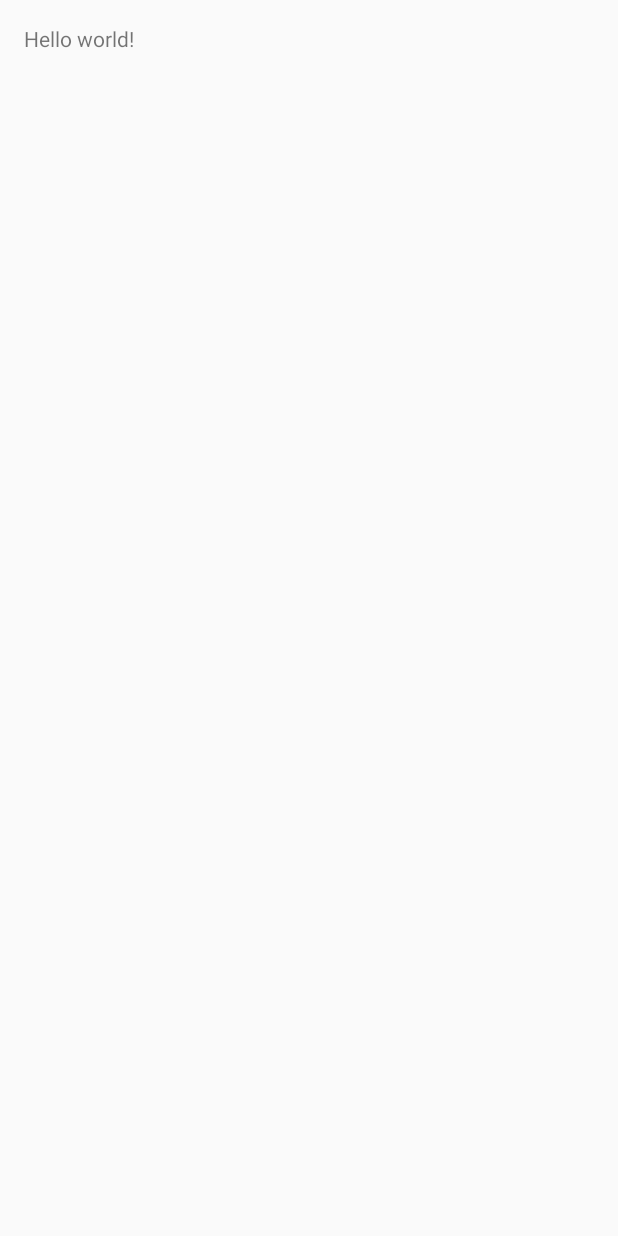
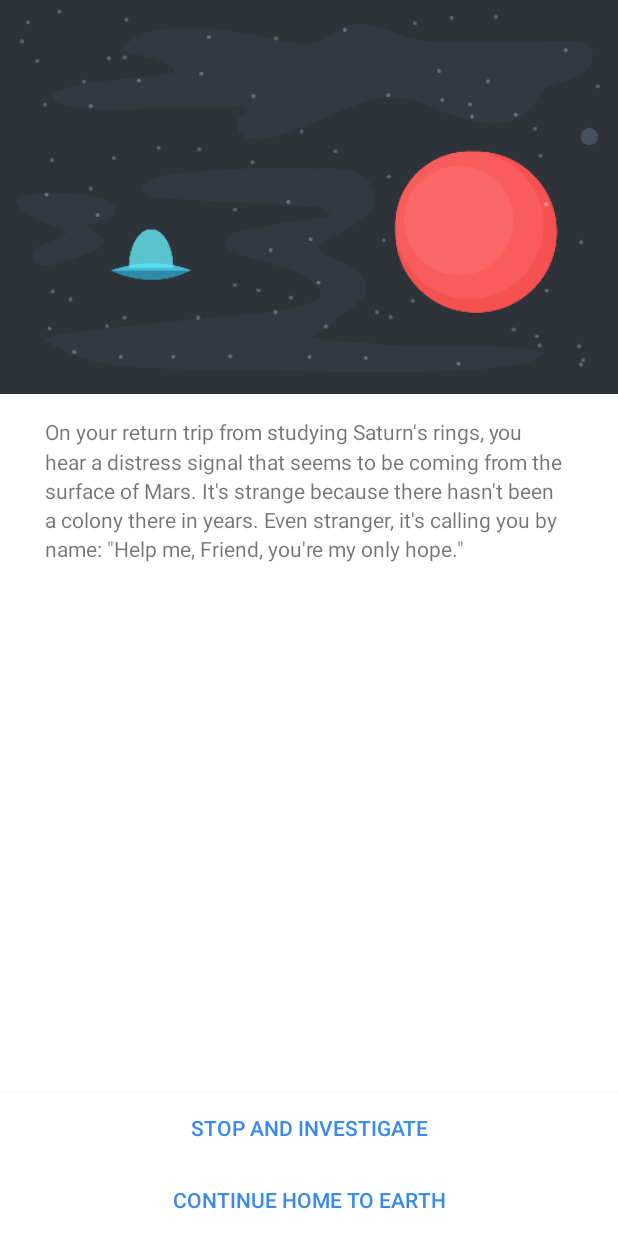
Before and after one commit to chr92/InteractiveStory, an Android app: the StoryActivity screen opened directly, with no data from a screen before it, on a phone screen of 412 x 824 dp. Before the commit the screen is almost empty. Run offline under Robolectric (Android 15) with nearby library versions, the phone set to English and light mode, and no system bars.

Commit message:
Finished button setup and finish logic

```diff
--- /dev/null
+++ b/app/src/main/java/net/chendriksen/interactivestory/Model/Choice.java
@@ -0,0 +1,30 @@
+package net.chendriksen.interactivestory.Model;
+
+/**
+ * Created by chendriksen on 25/12/14.
+ */
+public class Choice {
+    private String mText;
+    private int mNextPage;
+
+    public Choice(String text, int nextPage) {
+        mText = text;
+        mNextPage = nextPage;
+    }
+
+    public String getText() {
+        return mText;
+    }
+
+    public void setText(String text) {
+        mText = text;
+    }
+
+    public int getNextPage() {
+        return mNextPage;
+    }
+
+    public void setNextPage(int nextPage) {
+        mNextPage = nextPage;
+    }
+}
--- /dev/null
+++ b/app/src/main/java/net/chendriksen/interactivestory/Model/Page.java
@@ -0,0 +1,68 @@
+package net.chendriksen.interactivestory.Model;
+
+/**
+ * Created by chendriksen on 25/12/14.
+ */
+public class Page {
+    private int mImageId;
+    private String mText;
+    private Choice mChoice1;
+    private Choice mChoice2;
+    private boolean mIsFinal = false;
+
+    public Page(int imageId, String text, Choice choice1, Choice choice2) {
+        mImageId = imageId;
+        mText = text;
+        mChoice1 = choice1;
+        mChoice2 = choice2;
+    }
+
+    public boolean isFinal() {
+        return mIsFinal;
+    }
+
+    public void setFinal(boolean isFinal) {
+        mIsFinal = isFinal;
+    }
+
+    public Page(int imageId, String text){
+        mImageId = imageId;
+        mText = text;
+        mChoice1 = null;
+        mChoice2 = null;
+        mIsFinal = true;
+
+    }
+
+    public int getImageId() {
+        return mImageId;
+    }
+
+    public void setImageId(int imageId) {
+        mImageId = imageId;
+    }
+
+    public String getText() {
+        return mText;
+    }
+
+    public void setText(String text) {
+        mText = text;
+    }
+
+    public Choice getChoice1() {
+        return mChoice1;
+    }
+
+    public void setChoice1(Choice choice1) {
+        mChoice1 = choice1;
+    }
+
+    public Choice getChoice2() {
+        return mChoice2;
+    }
+
+    public void setChoice2(Choice choice2) {
+        mChoice2 = choice2;
+    }
+}
--- /dev/null
+++ b/app/src/main/java/net/chendriksen/interactivestory/Model/Story.java
@@ -0,0 +1,56 @@
+package net.chendriksen.interactivestory.Model;
+
+import net.chendriksen.interactivestory.R;
+
+/**
+ * Created by chendriksen on 25/12/14.
+ */
+public class Story {
+    private Page[] mPages;
+
+    public Story() {
+        mPages = new Page[7];
+
+        mPages[0] = new Page(
+                R.drawable.page0,
+                "On your return trip from studying Saturn's rings, you hear a distress signal that seems to be coming from the surface of Mars. It's strange because there hasn't been a colony there in years. Even stranger, it's calling you by name: \"Help me, %1$s, you're my only hope.\"",
+                new Choice("Stop and investigate", 1),
+                new Choice("Continue home to Earth", 2));
+
+        mPages[1] = new Page(
+                R.drawable.page1,
+                "You deftly land your ship near where the distress signal originated. You didn't notice anything strange on your fly-by, but there is a cave in front of you. Behind you is an abandoned rover from the early 21st century.",
+                new Choice("Explore the cave", 3),
+                new Choice("Explore the rover", 4));
+
+        mPages[2] = new Page(
+                R.drawable.page2,
+                "You continue your course to Earth. Two days later, you receive a transmission from HQ saying that they have detected some sort of anomaly on the surface of Mars near an abandoned rover. They ask you to investigate, but ultimately the decision is yours because your mission has already run much longer than planned and supplies are low.",
+                new Choice("Head back to Mars to investigate", 4),
+                new Choice("Continue home to Earth", 6));
+
+        mPages[3] = new Page(
+                R.drawable.page3,
+                "Your EVA suit is equipped with a headlamp, which you use to navigate the cave. After searching for a while your oxygen levels are starting to get pretty low. You know you should go refill your tank, but there's a very faint light up ahead.",
+                new Choice("Refill at ship and explore the rover", 4),
+                new Choice("Continue towards the faint light", 5));
+
+        mPages[4] = new Page(
+                R.drawable.page4,
+                "The rover is covered in dust and most of the solar panels are broken. But you are quite surprised to see the on-board system booted up and running. In fact, there is a message on the screen: \"%1$s, come to 28.543436, -81.369031.\" Those coordinates aren't far, but you don't know if your oxygen will last there and back.",
+                new Choice("Explore the coordinates", 5),
+                new Choice("Return to Earth", 6));
+
+        mPages[5] = new Page(
+                R.drawable.page5,
+                "After a long walk slightly uphill, you end up at the top of a small crater. You look around, and are overjoyed to see your favorite android, %1$s-S1124. It had been lost on a previous mission to Mars! You take it back to your ship and fly back to Earth.");
+
+        mPages[6] = new Page(
+                R.drawable.page6,
+                "You arrive home on Earth. While your mission was a success, you forever wonder what was sending that signal. Perhaps a future mission will be able to investigate...");
+    }
+
+    public Page getPage(int pageNumber){
+        return mPages[pageNumber];
+    }
+}
--- a/app/src/main/java/net/chendriksen/interactivestory/StoryActivity.java
+++ /dev/null
@@ -1,39 +0,0 @@
-package net.chendriksen.interactivestory;
-
-import android.support.v7.app.ActionBarActivity;
-import android.os.Bundle;
-import android.view.Menu;
-import android.view.MenuItem;
-
-
-public class StoryActivity extends ActionBarActivity {
-
-    @Override
-    protected void onCreate(Bundle savedInstanceState) {
-        super.onCreate(savedInstanceState);
-        setContentView(R.layout.activity_story);
-    }
-
-
-    @Override
-    public boolean onCreateOptionsMenu(Menu menu) {
-        // Inflate the menu; this adds items to the action bar if it is present.
-        getMenuInflater().inflate(R.menu.menu_story, menu);
-        return true;
-    }
-
-    @Override
-    public boolean onOptionsItemSelected(MenuItem item) {
-        // Handle action bar item clicks here. The action bar will
-        // automatically handle clicks on the Home/Up button, so long
-        // as you specify a parent activity in AndroidManifest.xml.
-        int id = item.getItemId();
-
-        //noinspection SimplifiableIfStatement
-        if (id == R.id.action_settings) {
-            return true;
-        }
-
-        return super.onOptionsItemSelected(item);
-    }
-}
--- a/app/src/main/java/net/chendriksen/interactivestory/MainActivity.java
+++ b/app/src/main/java/net/chendriksen/interactivestory/UI/MainActivity.java
@@ -1,21 +1,19 @@
-package net.chendriksen.interactivestory;
+package net.chendriksen.interactivestory.UI;
 
 import android.content.Intent;
 import android.support.v7.app.ActionBarActivity;
 import android.os.Bundle;
-import android.view.Menu;
-import android.view.MenuItem;
 import android.view.View;
 import android.widget.Button;
 import android.widget.EditText;
-import android.widget.Toast;
+
+import net.chendriksen.interactivestory.R;
 
 
 public class MainActivity extends ActionBarActivity {
 
     private EditText mNameField;
     private Button mStartButton;
-
 
     @Override
     protected void onCreate(Bundle savedInstanceState) {
@@ -29,14 +27,20 @@ public class MainActivity extends ActionBarActivity {
             @Override
             public void onClick(View v) {
                 String name = mNameField.getText().toString();
-                startStory();
+                startStory(name);
             }
         });
     }
 
-    private void startStory() {
+    private void startStory(String name) {
         Intent intent = new Intent(this, StoryActivity.class);
+        intent.putExtra(getString(R.string.key_name), name);
         startActivity(intent);
     }
 
+    @Override
+    protected void onResume() {
+        super.onResume();
+        mNameField.setText("");
+    }
 }
--- /dev/null
+++ b/app/src/main/java/net/chendriksen/interactivestory/UI/StoryActivity.java
@@ -0,0 +1,94 @@
+package net.chendriksen.interactivestory.UI;
+
+import android.content.Intent;
+import android.graphics.drawable.Drawable;
+import android.support.v7.app.ActionBarActivity;
+import android.os.Bundle;
+import android.util.Log;
+import android.view.View;
+import android.widget.Button;
+import android.widget.ImageView;
+import android.widget.TextView;
+
+import net.chendriksen.interactivestory.Model.Page;
+import net.chendriksen.interactivestory.Model.Story;
+import net.chendriksen.interactivestory.R;
+
+
+public class StoryActivity extends ActionBarActivity {
+
+    public static final String TAG = StoryActivity.class.getSimpleName();
+
+    private Story mStory = new Story();
+    private ImageView mImageView;
+    private TextView mTextView;
+    private Button mChoice1;
+    private Button mChoice2;
+    private String mName;
+    private Page mCurrentPage;
+
+    @Override
+    protected void onCreate(Bundle savedInstanceState) {
+        super.onCreate(savedInstanceState);
+        setContentView(R.layout.activity_story);
+
+        Intent intent = getIntent();
+        mName = intent.getStringExtra(getString(R.string.key_name));
+
+        if (mName == null) {
+            mName = "Friend";
+        }
+
+        Log.d(TAG, mName);
+
+        mImageView = (ImageView)findViewById(R.id.storyImageView);
+        mTextView = (TextView)findViewById(R.id.storyTextView);
+        mChoice1 = (Button)findViewById(R.id.choiceButton1);
+        mChoice2 = (Button)findViewById(R.id.choiceButton2);
+
+        loadPage(0);
+    }
+
+    private void loadPage(int choice) {
+        mCurrentPage = mStory.getPage(choice);
+
+        Drawable drawable = getResources().getDrawable(mCurrentPage.getImageId());
+        mImageView.setImageDrawable(drawable);
+
+        String pageText = mCurrentPage.getText();
+        pageText = String.format(pageText, mName);
+        mTextView.setText(pageText);
+
+       if (mCurrentPage.isFinal()) {
+          mChoice1.setVisibility(View.INVISIBLE);
+          mChoice2.setText("Play Again");
+          mChoice2.setOnClickListener(new View.OnClickListener() {
+              @Override
+              public void onClick(View v) {
+                  finish();
+              }
+          });
+       } else {
+
+           mChoice1.setText(mCurrentPage.getChoice1().getText());
+           mChoice2.setText(mCurrentPage.getChoice2().getText());
+
+           mChoice1.setOnClickListener(new View.OnClickListener() {
+               @Override
+               public void onClick(View v) {
+                   int nextPage = mCurrentPage.getChoice1().getNextPage();
+                   loadPage(nextPage);
+               }
+           });
+
+           mChoice2.setOnClickListener(new View.OnClickListener() {
+               @Override
+               public void onClick(View v) {
+                   int nextPage = mCurrentPage.getChoice2().getNextPage();
+                   loadPage(nextPage);
+               }
+           });
+       }
+    }
+
+}
--- a/app/src/main/res/layout/activity_main.xml
+++ b/app/src/main/res/layout/activity_main.xml
@@ -1,7 +1,8 @@
 <RelativeLayout xmlns:android="http://schemas.android.com/apk/res/android"
     xmlns:tools="http://schemas.android.com/tools" android:layout_width="match_parent"
     android:layout_height="match_parent"
-    tools:context=".MainActivity">
+    tools:context=".MainActivity"
+    android:background="@android:color/white">
 
     <ImageView
         android:layout_width="match_parent"
@@ -22,7 +23,9 @@
         android:id="@+id/startButton"
         android:layout_alignParentBottom="true"
         android:layout_alignParentLeft="true"
-        android:layout_alignParentStart="true" />
+        android:layout_alignParentStart="true"
+        android:background="@android:color/white"
+        android:textColor="#FF3A8AEC" />
 
     <EditText
         android:layout_width="match_parent"
--- a/app/src/main/res/layout/activity_story.xml
+++ b/app/src/main/res/layout/activity_story.xml
@@ -1,12 +1,53 @@
 <RelativeLayout xmlns:android="http://schemas.android.com/apk/res/android"
     xmlns:tools="http://schemas.android.com/tools" android:layout_width="match_parent"
-    android:layout_height="match_parent" android:paddingLeft="@dimen/activity_horizontal_margin"
-    android:paddingRight="@dimen/activity_horizontal_margin"
-    android:paddingTop="@dimen/activity_vertical_margin"
-    android:paddingBottom="@dimen/activity_vertical_margin"
-    tools:context="net.chendriksen.interactivestory.StoryActivity">
+    android:layout_height="match_parent"
+    tools:context="net.chendriksen.interactivestory.UI.StoryActivity"
+    android:background="@android:color/white">
 
-    <TextView android:text="@string/hello_world" android:layout_width="wrap_content"
-        android:layout_height="wrap_content" />
+    <ImageView
+        android:layout_width="match_parent"
+        android:layout_height="wrap_content"
+        android:id="@+id/storyImageView"
+        android:layout_alignParentTop="true"
+        android:layout_alignParentLeft="true"
+        android:layout_alignParentStart="true"
+        android:src="@drawable/page0"
+        android:scaleType="fitXY"
+        android:adjustViewBounds="true" />
 
+    <TextView
+        android:layout_width="match_parent"
+        android:layout_height="wrap_content"
+        android:text="You continue your course to Earth. Two days later, you receive a transmission from HQ saying that they have detected some sort of anomaly on the surface of Mars near an abandoned rover. They ask you to investigate, but ultimately the decision is yours because your mission has already run much longer than planned and supplies are low."
+        android:id="@+id/storyTextView"
+        android:layout_below="@+id/storyImageView"
+        android:layout_alignParentLeft="true"
+        android:layout_alignParentStart="true"
+        android:paddingLeft="30dp"
+        android:paddingRight="30dp"
+        android:paddingTop="15dp"
+        android:lineSpacingMultiplier="1.2"
+        android:background="@android:color/white" />
+
+    <Button
+        android:layout_width="match_parent"
+        android:layout_height="wrap_content"
+        android:text="Stop and Investigate"
+        android:id="@+id/choiceButton2"
+        android:layout_alignParentBottom="true"
+        android:layout_alignParentLeft="true"
+        android:layout_alignParentStart="true"
+        android:background="@android:color/white"
+        android:textColor="#FF3A8AEC" />
+
+    <Button
+        android:layout_width="match_parent"
+        android:layout_height="wrap_content"
+        android:text="Continue home to Earth"
+        android:id="@+id/choiceButton1"
+        android:layout_above="@+id/choiceButton2"
+        android:layout_alignParentLeft="true"
+        android:layout_alignParentStart="true"
+        android:background="@android:color/white"
+        android:textColor="#ff3a8aec" />
 </RelativeLayout>
--- a/app/src/main/res/menu/menu_story.xml
+++ b/app/src/main/res/menu/menu_story.xml
@@ -1,7 +1,7 @@
 <menu xmlns:android="http://schemas.android.com/apk/res/android"
     xmlns:app="http://schemas.android.com/apk/res-auto"
     xmlns:tools="http://schemas.android.com/tools"
-    tools:context="net.chendriksen.interactivestory.StoryActivity">
+    tools:context="net.chendriksen.interactivestory.UI.StoryActivity">
     <item android:id="@+id/action_settings" android:title="@string/action_settings"
         android:orderInCategory="100" app:showAsAction="never" />
 </menu>
--- a/app/src/main/res/values/strings.xml
+++ b/app/src/main/res/values/strings.xml
@@ -5,5 +5,6 @@
     <string name="hello_world">Hello world!</string>
     <string name="action_settings">Settings</string>
     <string name="title_activity_story">StoryActivity</string>
+    <string name="key_name">name</string>
 
 </resources>
```
Also changed, not shown: app/src/main/AndroidManifest.xml (+5 -4 lines).
